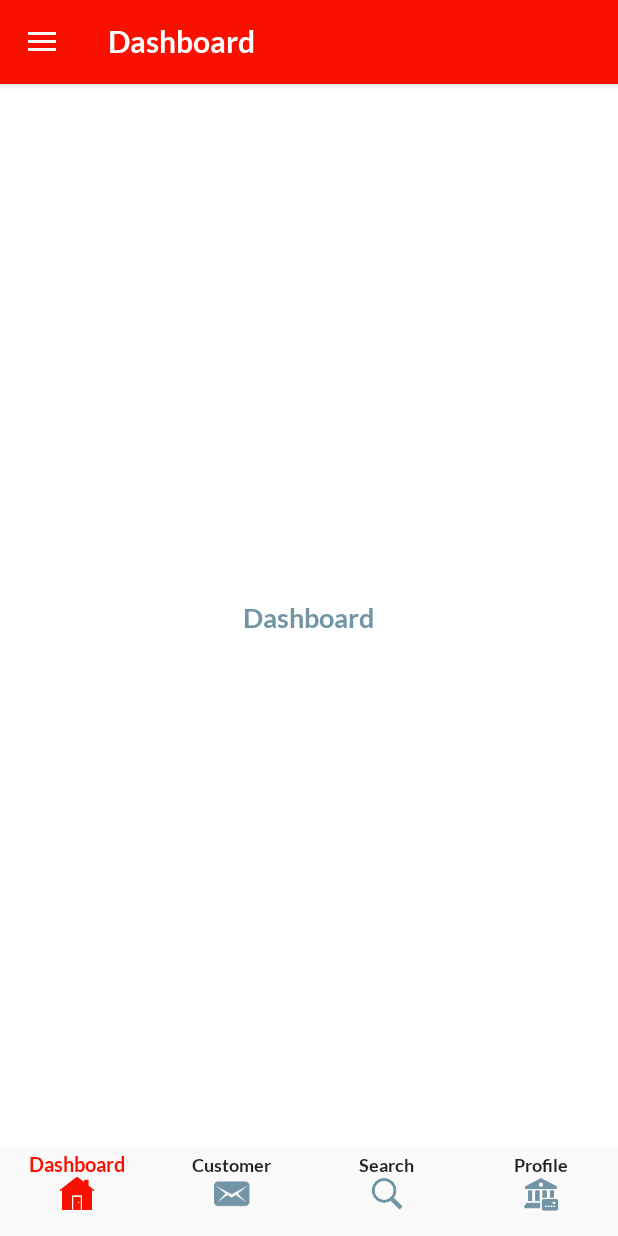
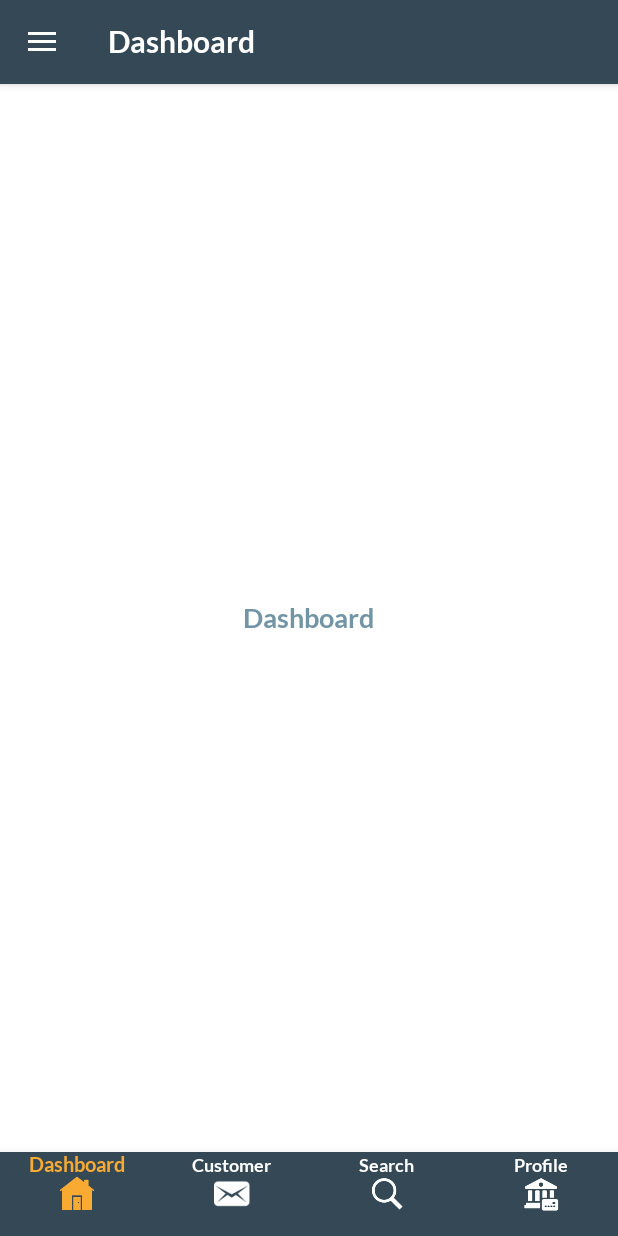
Before and after one commit to mariyarajendran/KotlinAndroid, an Android app: the screen it shows after launch (MainActivity), on a phone screen of 412 x 824 dp. Run offline under Robolectric (Android 15) with nearby library versions, the phone set to English and light mode, and no system bars; our stand-ins replace sdp/ssp sizes.

Commit message:
color changes and drawer design

```diff
--- a/app/src/main/java/absa/cgs/com/screens/mainbaseactivity/DrawerListAdapter.kt
+++ b/app/src/main/java/absa/cgs/com/screens/mainbaseactivity/DrawerListAdapter.kt
@@ -2,54 +2,66 @@ package absa.cgs.com.screens.mainbaseactivity
 
 import absa.cgs.com.kotlinplayground.R
 import android.app.Activity
-import android.content.Context
 import android.view.LayoutInflater
 import android.view.View
 import android.view.ViewGroup
-import android.widget.BaseAdapter
-import android.widget.ImageView
+import android.widget.LinearLayout
 import android.widget.TextView
 import java.util.ArrayList
+import androidx.recyclerview.widget.RecyclerView
 
-class DrawerListAdapter(internal var activity: Activity, internal var titles: ArrayList<String>) : BaseAdapter() {
 
-    init {
-        inflater = activity.getSystemService(Context.LAYOUT_INFLATER_SERVICE) as LayoutInflater
-    }// TODO Auto-generated constructor stub
+class DrawerListAdapter(internal var activity: Activity, private val mypojos: ArrayList<String>, val onListItemClickInterface: OnListItemClickInterface) : RecyclerView.Adapter<DrawerListAdapter.DemoAdapter>() {
 
-    override fun getCount(): Int {
-        // TODO Auto-generated method stub
-        return titles.size
+    var mainModel: MainModel? = null
+    var rowIndex = 0
+
+    inner class DemoAdapter(view: View) : RecyclerView.ViewHolder(view) {
+        var title: TextView
+        var linearLayout: LinearLayout
+
+
+        init {
+            title = view.findViewById(R.id.tv_title) as TextView
+            linearLayout = view.findViewById(R.id.lv_drawer_item) as LinearLayout
+            mainModel = MainModel()
+        }
     }
 
-    override fun getItem(position: Int): Any {
-        // TODO Auto-generated method stub
-        return position
+
+    override fun onCreateViewHolder(parent: ViewGroup, viewType: Int): DemoAdapter {
+        val itemView = LayoutInflater.from(parent.context)
+                .inflate(R.layout.layout_drawer_item, parent, false)
+        return DemoAdapter(itemView)
     }
 
-    override fun getItemId(position: Int): Long {
-        // TODO Auto-generated method stub
-        return position.toLong()
+    override fun onBindViewHolder(holder: DemoAdapter, position: Int) {
+        holder.title.setText(mypojos.get(position))
+        bindTextColorOnClick(position, holder)
+
+        holder.linearLayout.setOnClickListener {
+            assignRowIndex(position)
+            onListItemClickInterface.OnSelectedItemClickListener(mypojos.get(position), position)
+            notifyDataSetChanged()
+            notifyItemChanged(position)
+        }
+
     }
 
-    inner class Holder {
-        internal var tv_title: TextView? = null
-        internal var im_icon: ImageView? = null
+    private fun assignRowIndex(position: Int) {
+        rowIndex = position
     }
 
-    override fun getView(position: Int, convertView: View?, parent: ViewGroup): View {
-        // TODO Auto-generated method stub
-        val holder = Holder()
-        val view: View
-        view = inflater!!.inflate(R.layout.layout_drawer_item, null)
-
-        holder.tv_title = view.findViewById<View>(R.id.tv_title) as TextView
-        holder.tv_title!!.text = titles[position]
-        return view
+    private fun bindTextColorOnClick(position: Int, holder: DemoAdapter) {
+        if (rowIndex == position) {
+            holder.title.setTextColor(activity.resources.getColor(R.color.colorSecondary))
+        } else {
+            holder.title.setTextColor(activity.resources.getColor(R.color.colorWhite))
+        }
     }
 
-    companion object {
-        private var inflater: LayoutInflater? = null
+
+    override fun getItemCount(): Int {
+        return mypojos.size
     }
-
 }
--- a/app/src/main/java/absa/cgs/com/screens/mainbaseactivity/MainActivity.kt
+++ b/app/src/main/java/absa/cgs/com/screens/mainbaseactivity/MainActivity.kt
@@ -7,14 +7,15 @@ import absa.cgs.com.screens.profilefragment.ProfileFragment
 import absa.cgs.com.screens.dashboardfragment.DashboardFragment
 import absa.cgs.com.utils.CommonUtils
 import android.os.Bundle
-import android.widget.AdapterView
-import android.widget.ListView
 import androidx.appcompat.app.ActionBarDrawerToggle
 import androidx.appcompat.widget.Toolbar
 import androidx.drawerlayout.widget.DrawerLayout
 import androidx.fragment.app.Fragment
+import androidx.recyclerview.widget.RecyclerView
 import com.google.android.material.bottomnavigation.BottomNavigationView
 import java.util.ArrayList
+import androidx.recyclerview.widget.DefaultItemAnimator
+import androidx.recyclerview.widget.LinearLayoutManager
 
 
 class MainActivity : BaseActivity(), MainView {
@@ -24,7 +25,7 @@ class MainActivity : BaseActivity(), MainView {
     private val presenterMain = MainPresenter(this, MainInteractor())
 
     private var mToolbar: Toolbar? = null
-    private var mListView: ListView? = null
+    private var mRecyclerView: RecyclerView? = null
     private var drawerLayout: DrawerLayout? = null
     private var mNavigationItems: ArrayList<String>? = null
     private var dashboardDrawerListAdapter: DrawerListAdapter? = null
@@ -34,14 +35,13 @@ class MainActivity : BaseActivity(), MainView {
         super.onCreate(savedInstanceState)
         setContentView(R.layout.activity_kotlin_play_ground)
         //presenterMain.validateFirstTrigger("samples", "")
-
         init()
     }
 
 
     private fun init() {
         mToolbar = findViewById(R.id.dashboard_toolbar)
-        mListView = findViewById(R.id.dashboard_lv_drawer)
+        mRecyclerView = findViewById(R.id.dashboard_rv_drawer)
         setSupportActionBar(mToolbar)
         supportActionBar?.title = this.resources.getString(R.string.bottom_nav_dashboard)
         addDrawerArrayData()
@@ -72,9 +72,16 @@ class MainActivity : BaseActivity(), MainView {
         drawerLayout?.setDrawerListener(toggle)
         toggle.syncState()
         toggle.drawerArrowDrawable.setColor(resources.getColor(R.color.colorWhite))
-        dashboardDrawerListAdapter = DrawerListAdapter(this@MainActivity, mNavigationItems!!)
-        mListView?.adapter = dashboardDrawerListAdapter
-        mListView?.onItemClickListener = AdapterView.OnItemClickListener { parent, view, position, id -> }
+        dashboardDrawerListAdapter = DrawerListAdapter(this@MainActivity, mNavigationItems!!, object : OnListItemClickInterface {
+            override fun OnSelectedItemClickListener(title: String, position: Int) {
+            }
+        }
+        )
+        val mLayoutManager = LinearLayoutManager(applicationContext)
+        mRecyclerView?.setLayoutManager(mLayoutManager)
+        mRecyclerView?.setItemAnimator(DefaultItemAnimator())
+        mRecyclerView?.adapter = dashboardDrawerListAdapter
+
     }
 
     private val mOnNavigationItemSelectedListener = BottomNavigationView.OnNavigationItemSelectedListener { item ->
--- /dev/null
+++ b/app/src/main/java/absa/cgs/com/screens/mainbaseactivity/MainModel.kt
@@ -0,0 +1,6 @@
+package absa.cgs.com.screens.mainbaseactivity
+
+class MainModel {
+    var rowIndex = 0
+
+}
--- /dev/null
+++ b/app/src/main/java/absa/cgs/com/screens/mainbaseactivity/OnListItemClickInterface.kt
@@ -0,0 +1,7 @@
+package absa.cgs.com.screens.mainbaseactivity
+
+interface OnListItemClickInterface {
+
+    fun OnSelectedItemClickListener(title: String, position: Int)
+
+}
--- a/app/src/main/res/drawable/bottom_nav_icon_color_selector.xml
+++ b/app/src/main/res/drawable/bottom_nav_icon_color_selector.xml
@@ -1,6 +1,6 @@
 <?xml version="1.0" encoding="utf-8"?>
 <selector xmlns:android="http://schemas.android.com/apk/res/android">
-    <item android:color="@color/colorRed" android:state_checked="true" />
-    <item android:color="@color/colorRed" android:state_enabled="true" android:state_pressed="true" />
-    <item android:color="@color/colorGray" />
+    <item android:color="@color/colorSecondary" android:state_checked="true" />
+    <item android:color="@color/colorSecondary" android:state_enabled="true" android:state_pressed="true" />
+    <item android:color="@color/colorWhite" />
 </selector>
--- a/app/src/main/res/layout/activity_kotlin_play_ground.xml
+++ b/app/src/main/res/layout/activity_kotlin_play_ground.xml
@@ -24,7 +24,7 @@
                 android:id="@+id/dashboard_toolbar"
                 android:layout_width="match_parent"
                 android:layout_height="?attr/actionBarSize"
-                android:background="@color/colorRed"
+                android:background="@color/colorPrimary"
                 android:theme="@style/ToolbarTheme"
                 app:navigationIcon="@color/colorWhite"
                 app:popupTheme="@style/AppTheme.PopupOverlay"
@@ -49,16 +49,16 @@
             android:layout_width="match_parent"
             android:layout_height="@dimen/_140sdp"
             android:layout_alignParentTop="true"
-            android:background="@color/colorRed">
+            android:background="@color/colorPrimary">
             <!--Here you can give your custom layouts if required-->
         </RelativeLayout>
 
-        <ListView
-            android:id="@+id/dashboard_lv_drawer"
+        <androidx.recyclerview.widget.RecyclerView
+            android:id="@+id/dashboard_rv_drawer"
             android:layout_width="match_parent"
             android:layout_height="match_parent"
             android:layout_below="@+id/rl_profile"
-            android:background="#ffff"
+            android:background="@color/colorPrimary"
             android:choiceMode="singleChoice"
             android:divider="@android:color/transparent"
             android:dividerHeight="0dp" />
--- a/app/src/main/res/layout/content_dashboardscreen.xml
+++ b/app/src/main/res/layout/content_dashboardscreen.xml
@@ -19,7 +19,7 @@
         android:layout_width="match_parent"
         android:layout_height="wrap_content"
         android:layout_gravity="bottom"
-        android:background="?android:attr/windowBackground"
+        android:background="@color/colorPrimary"
         android:elevation="@dimen/_10sdp"
         android:foreground="?attr/selectableItemBackground"
         android:theme="@style/Widget.BottomNavigationView"
--- a/app/src/main/res/layout/layout_drawer_item.xml
+++ b/app/src/main/res/layout/layout_drawer_item.xml
@@ -3,6 +3,7 @@
     android:layout_width="match_parent"
     android:layout_height="wrap_content"
     android:gravity="center_vertical"
+    android:id="@+id/lv_drawer_item"
     android:orientation="horizontal"
     android:paddingLeft="@dimen/_14sdp"
     android:paddingTop="@dimen/_14sdp"
@@ -19,9 +20,9 @@
         android:id="@+id/tv_title"
         android:layout_width="wrap_content"
         android:layout_height="wrap_content"
+        android:layout_marginLeft="@dimen/_25sdp"
         android:text=""
-        android:layout_marginLeft="@dimen/_25sdp"
-        android:textColor="@color/colorGray55"
+        android:textColor="@color/colorWhite"
         android:textSize="15sp" />
 
 </LinearLayout>
--- a/app/src/main/res/values/colors.xml
+++ b/app/src/main/res/values/colors.xml
@@ -1,11 +1,14 @@
 <?xml version="1.0" encoding="utf-8"?>
 <resources>
-    <color name="colorPrimary">#03A9F4</color>
-    <color name="colorPrimaryDark">#2196F3</color>
+    <color name="colorPrimary">#344955</color>
+    <color name="colorPrimaryDark">#232F34</color>
     <color name="colorAccent">#D81B60</color>
     <color name="colorWhite">#ffffff</color>
     <color name="colorBlack">#000000</color>
     <color name="colorGray">#7295A6</color>
     <color name="colorRed">#f91100</color>
     <color name="colorGray55">#617E8C</color>
+    <color name="colorSecondary">#F9AA33</color>
+    <color name="colorThird">#4A6572</color>
+    <color name="colorSecondartDark">#232F34</color>
 </resources>
--- a/app/src/main/res/values/styles.xml
+++ b/app/src/main/res/values/styles.xml
@@ -24,12 +24,13 @@
 
     <style name="BottomNavigation.ActiveItemTextAppearance" parent="TextAppearance.AppCompat">
         <item name="android:fontFamily">@font/latobold</item>
+        <item name="android:textColor">@color/colorWhite</item>
         <item name="android:textSize">12sp</item>
     </style>
 
     <style name="BottomNavigation.InActiveItemTextAppearance" parent="TextAppearance.AppCompat">
         <item name="android:fontFamily">@font/latobold</item>
-        <item name="android:textColor">@color/colorRed</item>
+        <item name="android:textColor">@color/colorSecondary</item>
         <item name="android:textSize">13sp</item>
     </style>
 
```
